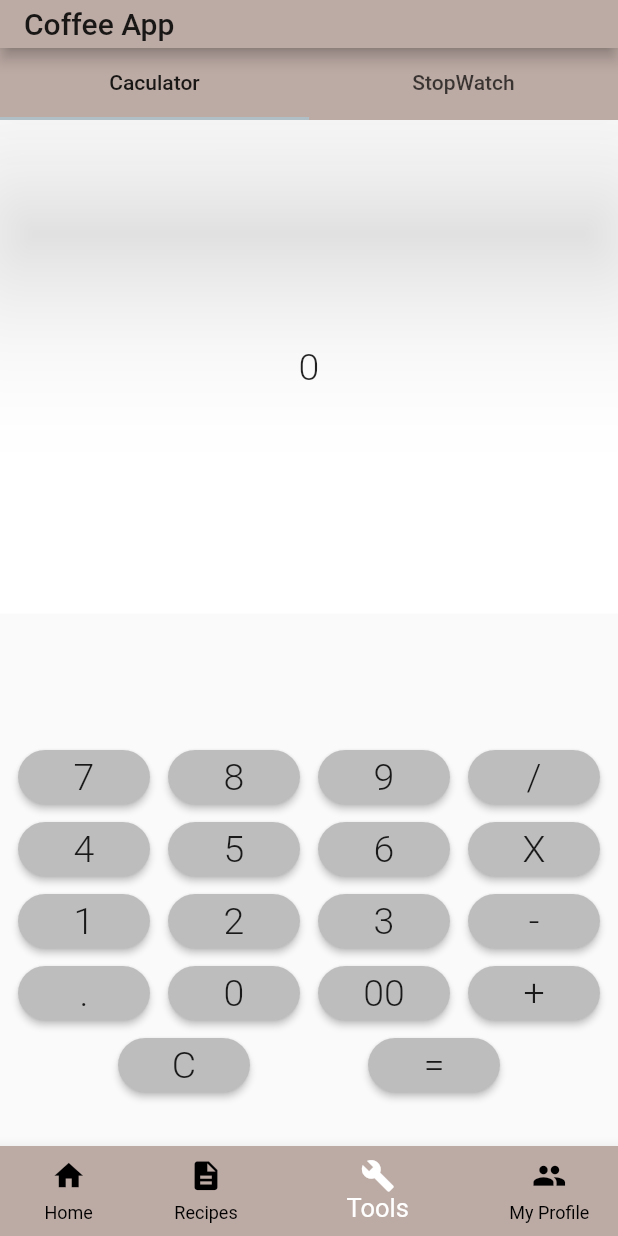
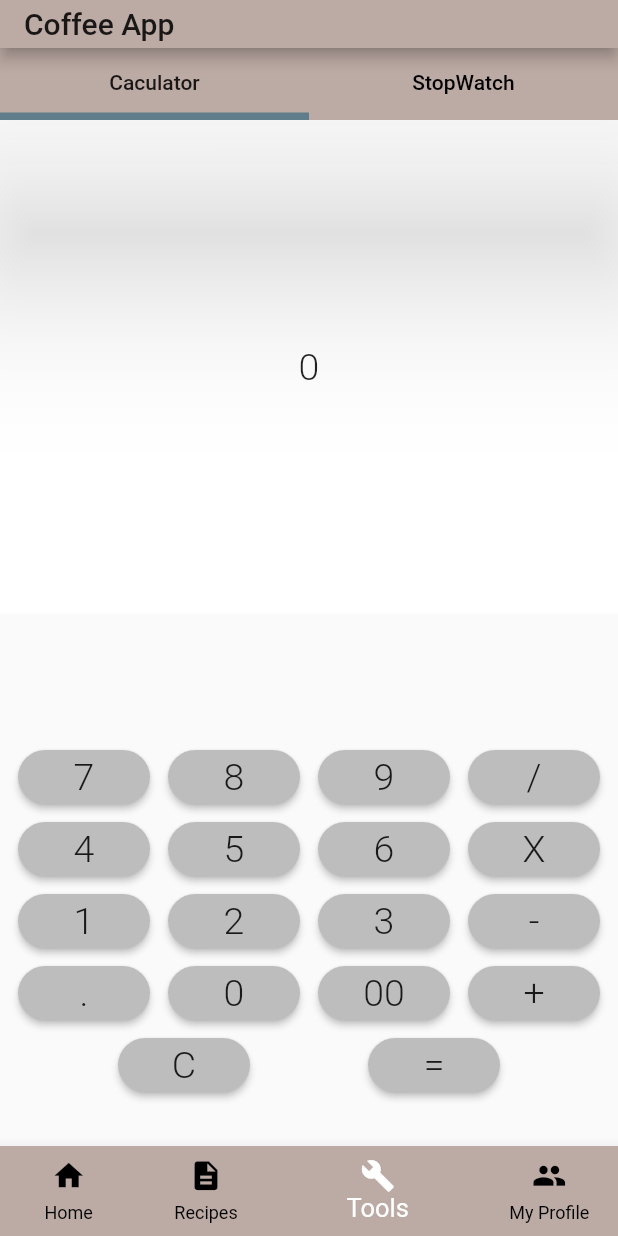
Before and after one commit to EugeneTeu/BrewCompass, a Flutter app: the screen it shows after launch, item 3 of the bottom bar chosen, on a phone screen of 412 x 824 dp. Run offline on Flutter 3.47's test engine with Material 2 defaults, Android fonts, the phone set to English and light mode, and no system bars.

Commit message:
added indicator for  tabbed menu

```diff
--- a/coffee_app/lib/profile_page.dart
+++ b/coffee_app/lib/profile_page.dart
@@ -21,7 +21,7 @@ class _Profile extends State<Profile> {
         preferredSize: Size.fromHeight(50.0),
         child: new Container(
           alignment: Alignment.center ,
-          color: Colors.grey,
+          color: Theme.of(context).primaryColor,
           child: new Text("*Username*" , style: new TextStyle(color: Colors.white
           ),),
       ),
--- a/coffee_app/lib/tabbedPage.dart
+++ b/coffee_app/lib/tabbedPage.dart
@@ -19,6 +19,12 @@ final List<Tab> myTabs = <Tab>[
 
   //wrapping tabs into a tabBar
   final TabBar toolBar = new TabBar(
+    unselectedLabelColor: Colors.black,
+    indicator: UnderlineTabIndicator(
+      borderSide: BorderSide(color: Colors.blueGrey, width: 5.0),
+      insets: EdgeInsets.fromLTRB(0.0, 40.0, 0.0, 0.0)
+    ),
+    indicatorColor: Colors.blueGrey,
     tabs: <Tab>[
       new Tab(text: 'Caculator'),
       new Tab(text: 'StopWatch'),
```
